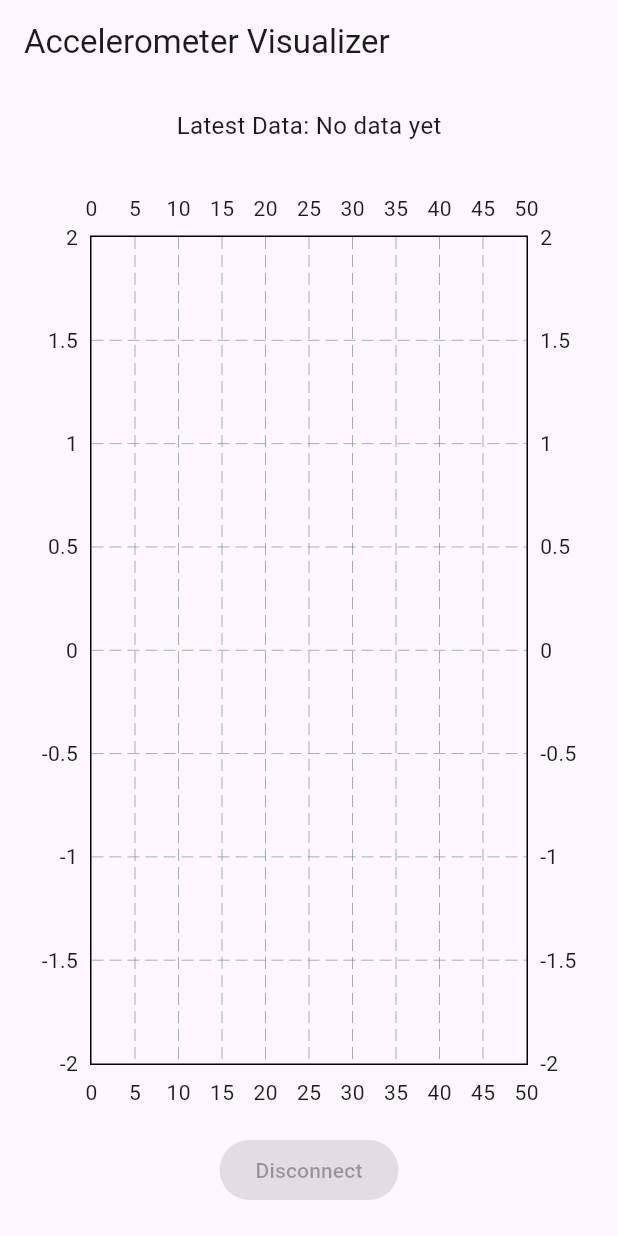
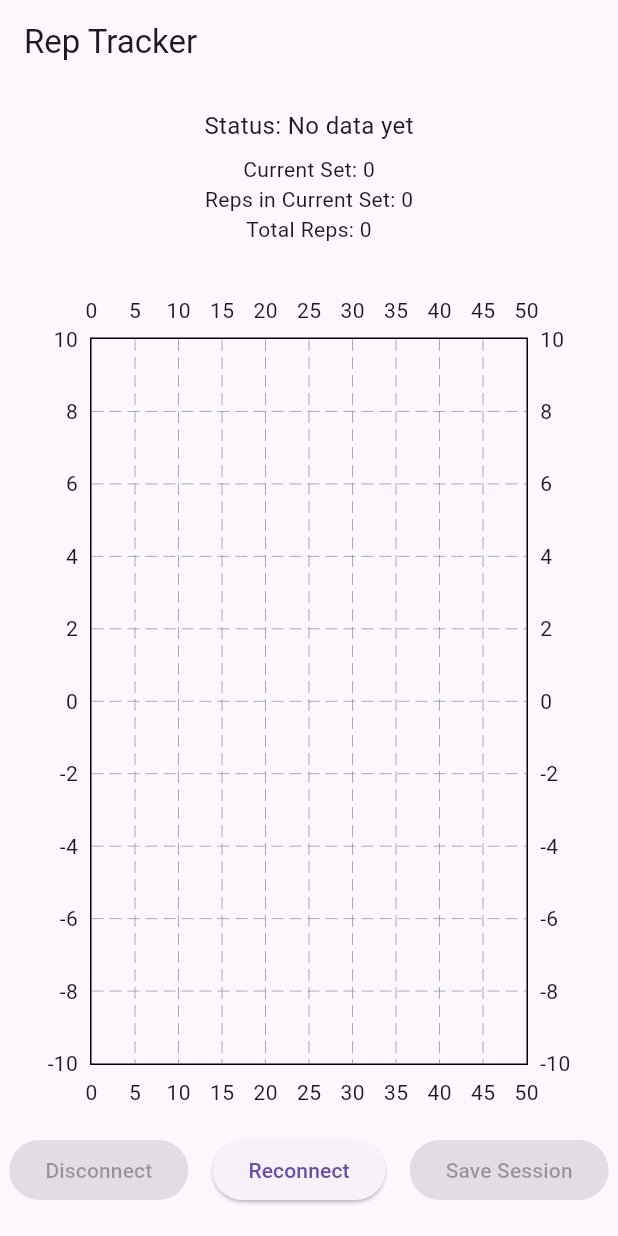
Before and after one commit to parispoll/RepTracker, a Flutter app: the screen it shows after launch, on a phone screen of 412 x 824 dp. Run offline on Flutter 3.47's test engine with Material 3 defaults, Android fonts, the light colour scheme and no system bars; drawn by our look-alikes of fl_chart; our stand-ins replace flutter_blue_plus, permission_handler.

Commit message:
Tracks reps still no ML model

```diff
--- a/lib/main.dart
+++ b/lib/main.dart
@@ -2,6 +2,10 @@
 import 'package:flutter_blue_plus/flutter_blue_plus.dart';
 import 'package:permission_handler/permission_handler.dart';
 import 'package:fl_chart/fl_chart.dart';
+import 'dart:math';
+import 'dart:io';
+import 'package:path_provider/path_provider.dart';
+import 'package:url_launcher/url_launcher.dart';
 
 void main() {
   runApp(MyApp());
@@ -11,17 +15,17 @@
   @override
   Widget build(BuildContext context) {
     return MaterialApp(
-      home: AccelerometerVisualizer(),
+      home: RepTracker(),
     );
   }
 }
 
-class AccelerometerVisualizer extends StatefulWidget {
+class RepTracker extends StatefulWidget {
   @override
-  _AccelerometerVisualizerState createState() => _AccelerometerVisualizerState();
+  _RepTrackerState createState() => _RepTrackerState();
 }
 
-class _AccelerometerVisualizerState extends State<AccelerometerVisualizer> {
+class _RepTrackerState extends State<RepTracker> {
   BluetoothDevice? targetDevice;
   BluetoothCharacteristic? targetCharacteristic;
   String accelData = "No data yet";
@@ -31,6 +35,18 @@
   List<double> zData = [];
   final int maxPoints = 50;
 
+  int repCount = 0;
+  int setCount = 0;
+  List<int> repsPerSet = [];
+  double lastMagnitude = 0;
+  bool isRepInProgress = false;
+  DateTime? lastRepTime;
+  static const double repThreshold = 1.5;
+  static const int setRestThreshold = 5000;
+
+  // Store all accelerometer data with timestamps
+  List<Map<String, dynamic>> allAccelData = [];
+
   @override
   void initState() {
     super.initState();
@@ -39,7 +55,7 @@
         startScanning();
       } else {
         setState(() {
-          accelData = "Permissions denied. Enable Bluetooth and Location in Settings.";
+          accelData = "Permissions denied. Enable Bluetooth and Location.";
         });
       }
     });
@@ -50,11 +66,13 @@
       Permission.bluetoothScan,
       Permission.bluetoothConnect,
       Permission.location,
+      Permission.storage,
     ].request();
 
     bool allGranted = statuses[Permission.bluetoothScan]!.isGranted &&
         statuses[Permission.bluetoothConnect]!.isGranted &&
-        statuses[Permission.location]!.isGranted;
+        statuses[Permission.location]!.isGranted &&
+        statuses[Permission.storage]!.isGranted;
 
     if (!allGranted) {
       print("Permissions status: $statuses");
@@ -125,7 +143,7 @@
               await characteristic.setNotifyValue(true);
               characteristic.value.listen((value) {
                 String data = String.fromCharCodes(value);
-                updateGraph(data);
+                processData(data);
               });
             }
           }
@@ -137,18 +155,23 @@
     }
   }
 
-  void updateGraph(String data) {
+  void processData(String data) {
     List<String> values = data.split(",");
     if (values.length == 3) {
       double x = double.tryParse(values[0]) ?? 0;
       double y = double.tryParse(values[1]) ?? 0;
       double z = double.tryParse(values[2]) ?? 0;
+      DateTime timestamp = DateTime.now();
+
+      double magnitude = sqrt(x * x + y * y + z * z);
+      detectRep(magnitude);
 
       setState(() {
         accelData = data;
         xData.add(x);
         yData.add(y);
         zData.add(z);
+        allAccelData.add({'timestamp': timestamp, 'x': x, 'y': y, 'z': z}); // Store all data
         if (xData.length > maxPoints) {
           xData.removeAt(0);
           yData.removeAt(0);
@@ -158,15 +181,89 @@
     }
   }
 
+  void detectRep(double magnitude) {
+    DateTime now = DateTime.now();
+
+    if (magnitude > repThreshold && !isRepInProgress && (lastMagnitude <= repThreshold)) {
+      isRepInProgress = true;
+    } else if (magnitude <= repThreshold && isRepInProgress) {
+      repCount++;
+      isRepInProgress = false;
+      lastRepTime = now;
+      print("Rep detected: $repCount in current set");
+    }
+
+    if (lastRepTime != null && now.difference(lastRepTime!).inMilliseconds > setRestThreshold && repCount > 0) {
+      setState(() {
+        repsPerSet.add(repCount);
+        setCount++;
+        repCount = 0;
+        lastRepTime = null;
+        print("Set completed: $setCount sets, last set had ${repsPerSet.last} reps");
+      });
+    }
+
+    lastMagnitude = magnitude;
+  }
+
+  Future<void> saveSessionLog() async {
+    final directory = await getExternalStorageDirectory();
+    final file = File('${directory!.path}/rep_session_${DateTime.now().toIso8601String()}.csv');
+
+    // Build CSV content
+    String csv = "Accelerometer Data\n";
+    csv += "Timestamp,X,Y,Z\n";
+    for (var data in allAccelData) {
+      csv += "${data['timestamp'].toIso8601String()},${data['x']},${data['y']},${data['z']}\n";
+    }
+    csv += "\n"; // Blank line to separate sections
+    csv += "Reps and Sets Summary\n";
+    csv += "Set,Reps\n";
+    for (int i = 0; i < repsPerSet.length; i++) {
+      csv += "${i + 1},${repsPerSet[i]}\n";
+    }
+    csv += "Total Sets: $setCount, Total Reps: ${repsPerSet.isEmpty ? repCount : repsPerSet.reduce((a, b) => a + b) + repCount}\n";
+
+    await file.writeAsString(csv);
+
+    // Open the specific file
+    final Uri fileUri = Uri.file(file.path);
+    try {
+      if (await canLaunchUrl(fileUri)) {
+        await launchUrl(
+          fileUri,
+          mode: LaunchMode.externalApplication,
+        );
+      } else {
+        ScaffoldMessenger.of(context).showSnackBar(
+          SnackBar(content: Text("No app available to open the file. Saved to ${file.path}")),
+        );
+      }
+    } catch (e) {
+      print("Error launching file: $e");
+      ScaffoldMessenger.of(context).showSnackBar(
+        SnackBar(content: Text("Failed to open file. Saved to ${file.path}")),
+      );
+    }
+  }
+
   @override
   Widget build(BuildContext context) {
     return Scaffold(
-      appBar: AppBar(title: Text("Accelerometer Visualizer")),
+      appBar: AppBar(title: Text("Rep Tracker")),
       body: Column(
         children: [
           Padding(
             padding: EdgeInsets.all(16.0),
-            child: Text("Latest Data: $accelData", style: TextStyle(fontSize: 16)),
+            child: Column(
+              children: [
+                Text("Status: $accelData", style: TextStyle(fontSize: 16)),
+                SizedBox(height: 8),
+                Text("Current Set: $setCount"),
+                Text("Reps in Current Set: $repCount"),
+                Text("Total Reps: ${repsPerSet.isEmpty ? repCount : repsPerSet.reduce((a, b) => a + b) + repCount}"),
+              ],
+            ),
           ),
           Expanded(
             child: Padding(
@@ -178,8 +275,8 @@
                   borderData: FlBorderData(show: true),
                   minX: 0,
                   maxX: maxPoints.toDouble(),
-                  minY: -2,
-                  maxY: 2,
+                  minY: -10,
+                  maxY: 10,
                   lineBarsData: [
                     LineChartBarData(
                       spots: xData.asMap().entries.map((e) => FlSpot(e.key.toDouble(), e.value)).toList(),
@@ -204,9 +301,24 @@
               ),
             ),
           ),
-          ElevatedButton(
-            onPressed: targetDevice != null ? () => targetDevice!.disconnect() : null,
-            child: Text("Disconnect"),
+          Row(
+            mainAxisAlignment: MainAxisAlignment.center,
+            children: [
+              ElevatedButton(
+                onPressed: targetDevice != null ? () => targetDevice!.disconnect() : null,
+                child: Text("Disconnect"),
+              ),
+              SizedBox(width: 16),
+              ElevatedButton(
+                onPressed: targetDevice == null ? startScanning : null,
+                child: Text("Reconnect"),
+              ),
+              SizedBox(width: 16),
+              ElevatedButton(
+                onPressed: repsPerSet.isNotEmpty || repCount > 0 ? saveSessionLog : null,
+                child: Text("Save Session"),
+              ),
+            ],
           ),
           SizedBox(height: 20),
         ],
--- a/pubspec.yaml
+++ b/pubspec.yaml
@@ -47,6 +47,7 @@ dependencies:
   flutter_reactive_ble: ^5.4.0
   permission_handler: ^11.3.1
   path_provider: ^2.1.4
+  url_launcher: ^6.3.0  # Add this line
 
 dev_dependencies:
   flutter_test:
```
Also changed, not shown: 5 other files.
